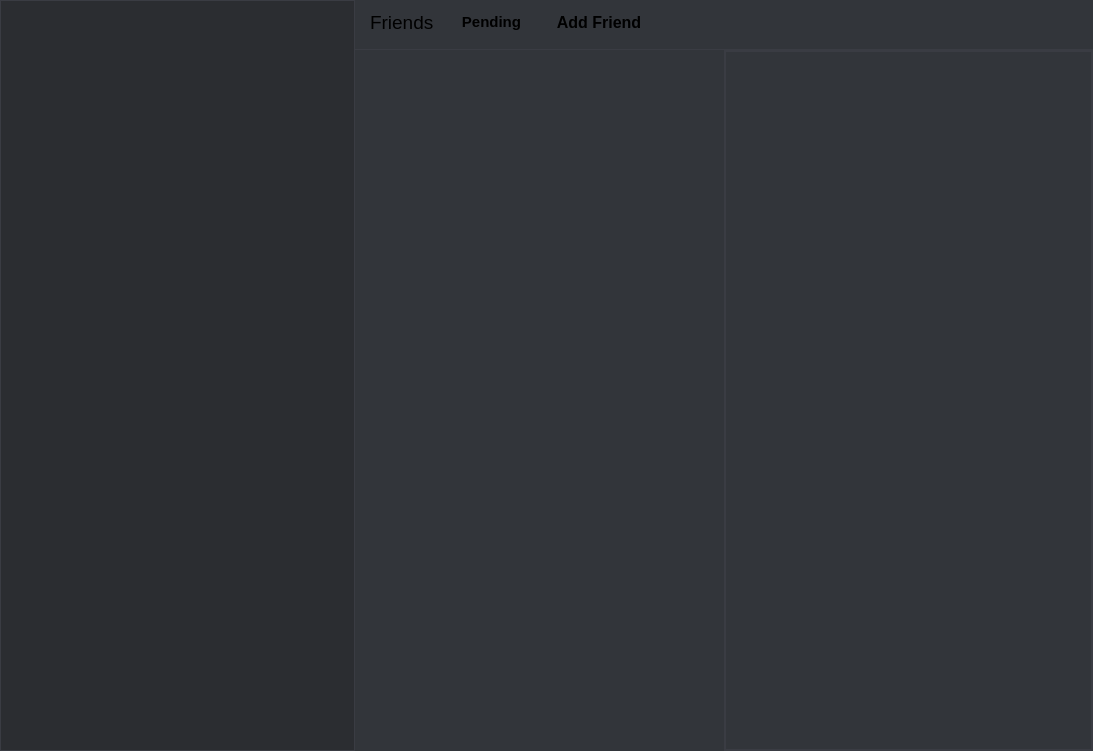
Didi305/Discard, file mainwindow.ui: the form before one commit.
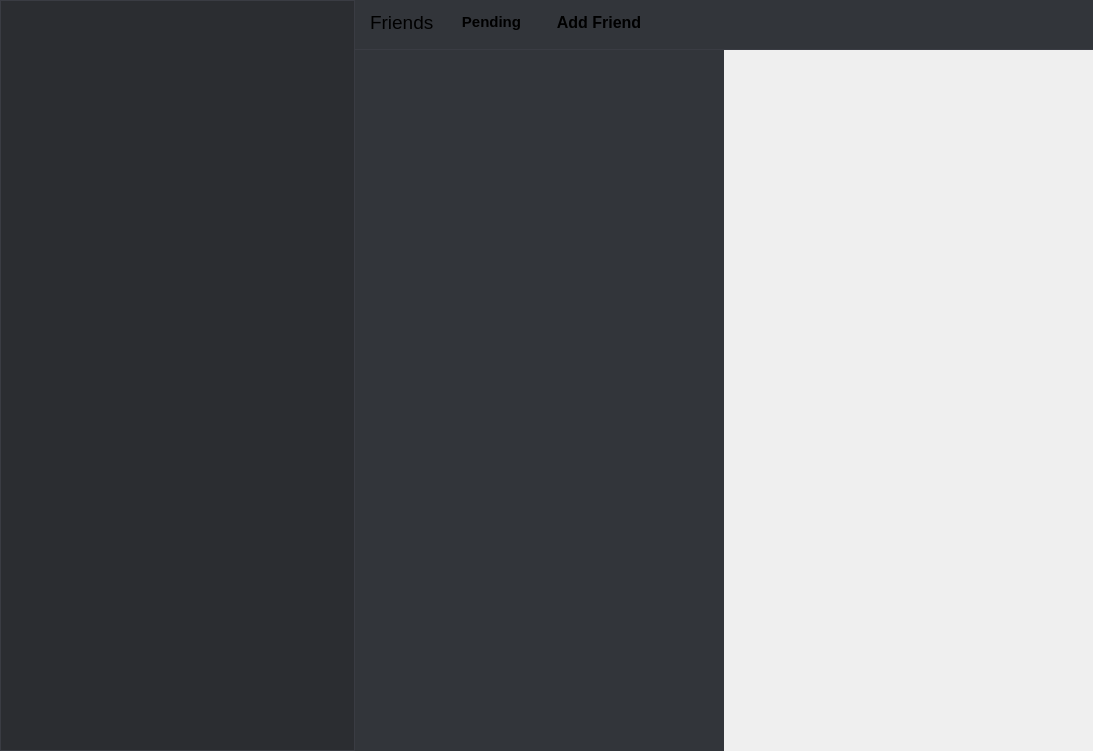
The form after the commit. Icons and pictures are not drawn.

Commit message:
Show online/offline Friends
- Added user status to Avatar

The edit to the form file:
```diff
--- a/mainwindow.ui
+++ b/mainwindow.ui
@@ -725,7 +725,7 @@
           <property name="styleSheet">
            <string notr="true"/>
           </property>
-          <layout class="QHBoxLayout" name="horizontalLayout">
+          <layout class="QHBoxLayout" name="horizontalLayout" stretch="1,1">
            <property name="spacing">
             <number>0</number>
            </property>
@@ -854,173 +854,9 @@
            </item>
            <item>
             <layout class="QVBoxLayout" name="verticalLayoutRight">
-             <item>
-              <widget class="QWidget" name="friendsList" native="true">
-               <property name="minimumSize">
-                <size>
-                 <width>355</width>
-                 <height>0</height>
-                </size>
-               </property>
-               <property name="palette">
-                <palette>
-                 <active>
-                  <colorrole role="Button">
-                   <brush brushstyle="SolidPattern">
-                    <color alpha="255">
-                     <red>50</red>
-                     <green>53</green>
-                     <blue>58</blue>
-                    </color>
-                   </brush>
-                  </colorrole>
-                  <colorrole role="Base">
-                   <brush brushstyle="SolidPattern">
-                    <color alpha="255">
-                     <red>50</red>
-                     <green>53</green>
-                     <blue>58</blue>
-                    </color>
-                   </brush>
-                  </colorrole>
-                  <colorrole role="Window">
-                   <brush brushstyle="SolidPattern">
-                    <color alpha="255">
-                     <red>50</red>
-                     <green>53</green>
-                     <blue>58</blue>
-                    </color>
-                   </brush>
-                  </colorrole>
-                 </active>
-                 <inactive>
-                  <colorrole role="Button">
-                   <brush brushstyle="SolidPattern">
-                    <color alpha="255">
-                     <red>50</red>
-                     <green>53</green>
-                     <blue>58</blue>
-                    </color>
-                   </brush>
-                  </colorrole>
-                  <colorrole role="Base">
-                   <brush brushstyle="SolidPattern">
-                    <color alpha="255">
-                     <red>50</red>
-                     <green>53</green>
-                     <blue>58</blue>
-                    </color>
-                   </brush>
-                  </colorrole>
-                  <colorrole role="Window">
-                   <brush brushstyle="SolidPattern">
-                    <color alpha="255">
-                     <red>50</red>
-                     <green>53</green>
-                     <blue>58</blue>
-                    </color>
-                   </brush>
-                  </colorrole>
-                 </inactive>
-                 <disabled>
-                  <colorrole role="Button">
-                   <brush brushstyle="SolidPattern">
-                    <color alpha="255">
-                     <red>50</red>
-                     <green>53</green>
-                     <blue>58</blue>
-                    </color>
-                   </brush>
-                  </colorrole>
-                  <colorrole role="Base">
-                   <brush brushstyle="SolidPattern">
-                    <color alpha="255">
-                     <red>50</red>
-                     <green>53</green>
-                     <blue>58</blue>
-                    </color>
-                   </brush>
-                  </colorrole>
-                  <colorrole role="Window">
-                   <brush brushstyle="SolidPattern">
-                    <color alpha="255">
-                     <red>50</red>
-                     <green>53</green>
-                     <blue>58</blue>
-                    </color>
-                   </brush>
-                  </colorrole>
-                 </disabled>
-                </palette>
-               </property>
-               <property name="styleSheet">
-                <string notr="true">background-color: #32353a;
-
-border: 1px solid #3a3c43;</string>
-               </property>
-               <layout class="QVBoxLayout" name="verticalLayout_3">
-                <property name="spacing">
-                 <number>0</number>
-                </property>
-                <property name="leftMargin">
-                 <number>0</number>
-                </property>
-                <property name="topMargin">
-                 <number>0</number>
-                </property>
-                <property name="rightMargin">
-                 <number>0</number>
-                </property>
-                <property name="bottomMargin">
-                 <number>0</number>
-                </property>
-                <item>
-                 <widget class="QScrollArea" name="scrollArea">
-                  <property name="widgetResizable">
-                   <bool>true</bool>
-                  </property>
-                  <widget class="QWidget" name="scrollAreaWidgetContents">
-                   <property name="geometry">
-                    <rect>
-                     <x>0</x>
-                     <y>0</y>
-                     <width>364</width>
-                     <height>676</height>
-                    </rect>
-                   </property>
-                   <layout class="QVBoxLayout" name="verticalLayout_5">
-                    <property name="spacing">
-                     <number>0</number>
-                    </property>
-                    <property name="leftMargin">
-                     <number>0</number>
-                    </property>
-                    <property name="topMargin">
-                     <number>0</number>
-                    </property>
-                    <property name="rightMargin">
-                     <number>0</number>
-                    </property>
-                    <property name="bottomMargin">
-                     <number>0</number>
-                    </property>
-                    <item>
-                     <layout class="QVBoxLayout" name="onlineFriends"/>
-                    </item>
-                    <item>
-                     <layout class="QVBoxLayout" name="offlineFriends">
-                      <property name="spacing">
-                       <number>0</number>
-                      </property>
-                     </layout>
-                    </item>
-                   </layout>
-                  </widget>
-                 </widget>
-                </item>
-               </layout>
-              </widget>
-             </item>
+             <property name="spacing">
+              <number>0</number>
+             </property>
             </layout>
            </item>
           </layout>
```
The commit also changes 100 other files.
